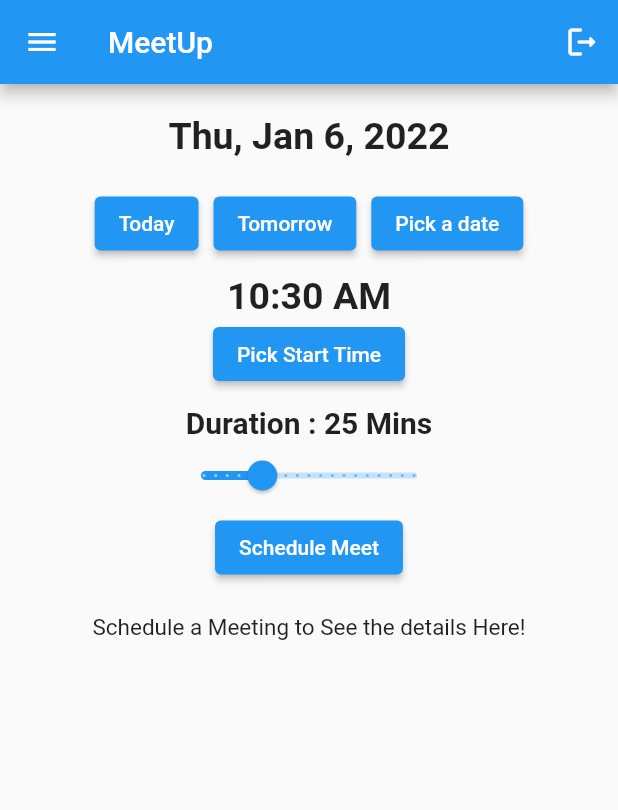
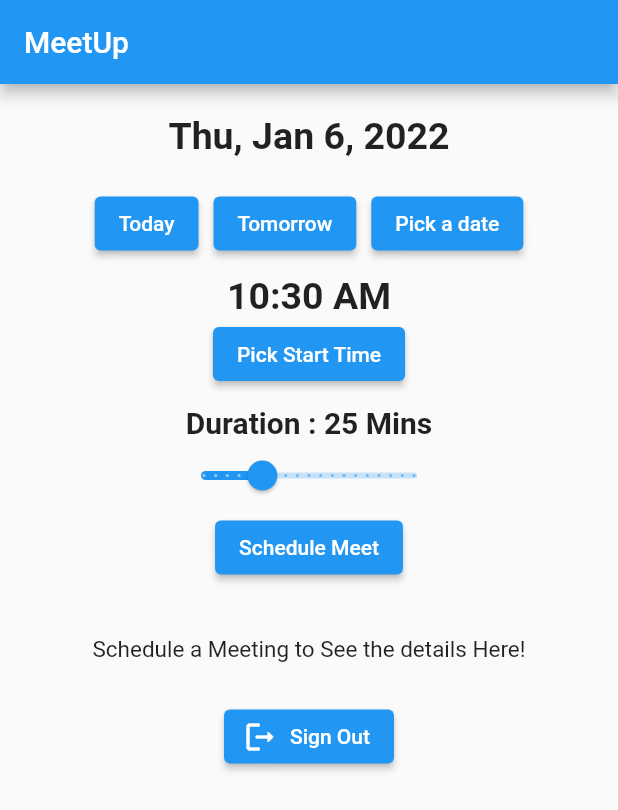
Before and after one commit to TVSSSRIPAD/meetup, a Flutter app: the screen it shows after launch, after a tap on "Schedule Meet", on a phone screen of 412 x 824 dp. Shown: the top 810 px of the screen. Run offline on Flutter 3.47's test engine with Material 2 defaults, Android fonts, the phone set to English and light mode, and no system bars; our stand-ins replace flutter_secure_storage, googleapis_auth, share_plus; missing offline and left inert: googleapis.

Commit message:
code refactored. app working

```diff
--- a/lib/GoogleCalendar.dart
+++ /dev/null
@@ -1,159 +0,0 @@
-import 'dart:developer';
-import 'dart:io';
-
-import 'package:flutter_secure_storage/flutter_secure_storage.dart';
-import 'package:googleapis/people/v1.dart' as People;
-import 'package:googleapis_auth/auth_io.dart';
-import 'package:googleapis/calendar/v3.dart';
-import 'package:url_launcher/url_launcher.dart';
-import 'package:http/http.dart' as http;
-
-class GoogleCalendar {
-  static const _scopes = [
-    CalendarApi.calendarScope,
-    People.PeopleServiceApi.userinfoProfileScope
-  ];
-  ClientId? _credentials;
-  final storage = const FlutterSecureStorage();
-
-  Future<Event> scheduleMeet(DateTime startTime, DateTime endTime) async {
-    log('scheduleMeet is called');
-
-    if (Platform.isAndroid) {
-      _credentials = ClientId(
-          "753116283299-6ha4kn8jtgh0sq39vevkdkpomo78ihia.apps.googleusercontent.com",
-          "");
-    } else if (Platform.isIOS) {
-      _credentials = ClientId("secure-key");
-    }
-
-    Event event = Event(); // Create object of event
-    event.summary = "GMeet by MeetUp"; //Setting summary of object
-
-    EventDateTime start = EventDateTime(); //Setting start time
-    start.dateTime = startTime;
-    start.timeZone = "GMT+05:30";
-    event.start = start;
-
-    EventDateTime end = EventDateTime(); //setting end time
-    end.timeZone = "GMT+05:30";
-    end.dateTime = endTime;
-    event.end = end;
-    event.conferenceData = ConferenceData(
-        createRequest: CreateConferenceRequest(
-            requestId: "zzz",
-            conferenceSolutionKey:
-                ConferenceSolutionKey(type: "hangoutsMeet")));
-    event.description = "Default MeetUp description";
-    event.attendeesOmitted = true;
-    Event eve = await insertEvent(event);
-    //.then((eve) {
-    //   print('hh');
-    print(eve);
-    return eve;
-    // }
-    // );
-  }
-
-  Future<Event> insertEvent(event) async {
-    log('insertEvent called');
-    // Read value
-    String? type = await storage.read(key: "accessTokenType");
-    String? data = await storage.read(key: "accessTokenData");
-    String? expiry = await storage.read(key: "accessTokenExpiry");
-    String? refresh = await storage.read(key: "refreshToken");
-    AuthClient client;
-    print(data);
-    print(expiry);
-    if (type != null) {
-      print('type not null');
-      AccessCredentials _newCredentials = AccessCredentials(
-          AccessToken(type, data!, DateTime.parse(expiry!)), refresh, _scopes);
-
-      var _newClient = http.Client();
-      AccessCredentials _accessCredentials =
-          await refreshCredentials(_credentials!, _newCredentials, _newClient);
-      client = authenticatedClient(_newClient, _accessCredentials);
-      try {
-        // client = await clientViaUserConsent(_credentials!, _scopes, prompt);
-
-        // .then((AuthClient client) {
-        var calendar = CalendarApi(client);
-        await storage.write(
-            key: "accessTokenType", value: client.credentials.accessToken.type);
-        await storage.write(
-            key: "accessTokenData", value: client.credentials.accessToken.data);
-        await storage.write(
-            key: "accessTokenExpiry",
-            value: client.credentials.accessToken.expiry.toString());
-        await storage.write(key: "idToken", value: client.credentials.idToken);
-        await storage.write(
-            key: "refreshToken", value: client.credentials.refreshToken);
-        String calendarId = "primary";
-        print('ss');
-        People.Person person = await People.PeopleServiceApi(client)
-            .people
-            .get("people/me", personFields: "names,emailAddresses");
-        // person.people.get("me",personFields: "person.names");
-        print(person.names![0].displayName);
-        print(person.names![0].toString());
-        print(person.names![0].displayNameLastFirst);
-        // print(person.emailAddresses);
-        // print(person.emailAddresses![0].value);
-        print('so');
-        Event eve = await calendar.events
-            .insert(event, calendarId, conferenceDataVersion: 1);
-        print(eve.status);
-        print(eve.hangoutLink);
-        return eve;
-      } catch (e) {
-        throw ('Error creating event $e');
-      }
-    } else {
-      try {
-        print(_credentials);
-        client = await clientViaUserConsent(_credentials!, _scopes, prompt);
-
-        // .then((AuthClient client) {
-        var calendar = CalendarApi(client);
-        await storage.write(
-            key: "accessTokenType", value: client.credentials.accessToken.type);
-        await storage.write(
-            key: "accessTokenData", value: client.credentials.accessToken.data);
-        await storage.write(
-            key: "accessTokenExpiry",
-            value: client.credentials.accessToken.expiry.toString());
-        await storage.write(key: "idToken", value: client.credentials.idToken);
-        await storage.write(
-            key: "refreshToken", value: client.credentials.refreshToken);
-        String calendarId = "primary";
-        print('ss');
-        People.Person person = await People.PeopleServiceApi(client)
-            .people
-            .get("people/me", personFields: "names,emailAddresses");
-        // person.people.get("me",personFields: "person.names");
-        print(person.names![0].displayName);
-        print(person.names![0].toString());
-        print(person.names![0].displayNameLastFirst);
-        // print(person.emailAddresses);
-        // print(person.emailAddresses![0].value);
-        print('so');
-        Event eve = await calendar.events
-            .insert(event, calendarId, conferenceDataVersion: 1);
-        print(eve.status);
-        print(eve.hangoutLink);
-        return eve;
-      } catch (e) {
-        throw ('Error creating event $e');
-      }
-    }
-  }
-
-  void prompt(String url) async {
-    if (await canLaunch(url)) {
-      await launch(url);
-    } else {
-      throw 'Could not launch $url';
-    }
-  }
-}
--- /dev/null
+++ b/lib/auth.dart
@@ -0,0 +1,108 @@
+import 'dart:developer';
+import 'dart:io';
+
+import 'package:flutter_secure_storage/flutter_secure_storage.dart';
+import 'package:googleapis/people/v1.dart' as People;
+import 'package:googleapis_auth/auth_io.dart';
+import 'package:googleapis/calendar/v3.dart';
+import 'package:url_launcher/url_launcher.dart';
+import 'package:http/http.dart' as http;
+
+class Auth {
+  static const _scopes = [
+    CalendarApi.calendarScope,
+    People.PeopleServiceApi.userinfoProfileScope
+  ];
+  ClientId? _clientId;
+  final storage = const FlutterSecureStorage();
+  final _newClient = http.Client();
+
+  Auth() {
+    if (Platform.isAndroid) {
+      _clientId = ClientId(
+          "753116283299-6ha4kn8jtgh0sq39vevkdkpomo78ihia.apps.googleusercontent.com",
+          "");
+    } else if (Platform.isIOS) {
+      _clientId = ClientId("secure-key", "");
+    }
+  }
+
+  Future<String?> getLatestUserName(AuthClient client) async {
+    People.Person person = await People.PeopleServiceApi(client)
+        .people
+        .get("people/me", personFields: "names");
+    print(person.names![0].displayName);
+    // print(person.names![0].toString());
+    // print(person.names![0].displayNameLastFirst);
+    List<People.Name>? list = person.names;
+
+    return list![0].displayName;
+  }
+
+  Future<String?> getUserNameFromStorage() async {
+    return await storage.read(key: "userName");
+  }
+
+  void writeUserNameToStorage(String? userName) async {
+    await storage.write(key: "userName", value: userName);
+  }
+
+  Future<AccessCredentials> getMyAccessCredentialsFromStorage() async {
+    String? type = await storage.read(key: "accessTokenType");
+    String? data = await storage.read(key: "accessTokenData");
+    String? expiry = await storage.read(key: "accessTokenExpiry");
+    String? refresh = await storage.read(key: "refreshToken");
+    return AccessCredentials(
+        AccessToken(type!, data!, DateTime.parse(expiry!)), refresh, _scopes);
+  }
+
+  void writeMyCredentials(AccessCredentials credentials) async {
+    await storage.write(
+        key: "accessTokenType", value: credentials.accessToken.type);
+    await storage.write(
+        key: "accessTokenData", value: credentials.accessToken.data);
+    await storage.write(
+        key: "accessTokenExpiry",
+        value: credentials.accessToken.expiry.toString());
+    await storage.write(key: "idToken", value: credentials.idToken);
+    await storage.write(key: "refreshToken", value: credentials.refreshToken);
+
+    await storage.write(key: "tokensExist", value: 'true');
+  }
+
+  Future<AuthClient> getClient() async {
+    String? tokensExist = await storage.read(key: "tokensExist");
+    if (tokensExist != null && tokensExist == 'true') {
+      // print('type not null');
+      AccessCredentials _credentials =
+          await getMyAccessCredentialsFromStorage();
+
+      if (_credentials.accessToken.hasExpired) {
+        _credentials =
+            await refreshCredentials(_clientId!, _credentials, _newClient);
+        writeMyCredentials(_credentials);
+      }
+
+      return authenticatedClient(_newClient, _credentials);
+    } else {
+      AuthClient temp = await clientViaUserConsent(_clientId!, _scopes, prompt);
+      String? userName = await getLatestUserName(temp);
+      writeMyCredentials(temp.credentials);
+      writeUserNameToStorage(userName);
+      return temp;
+    }
+  }
+
+  void signOut() async {
+// Delete all
+    await storage.deleteAll();
+  }
+
+  void prompt(String url) async {
+    if (await canLaunch(url)) {
+      await launch(url);
+    } else {
+      throw 'Could not launch $url';
+    }
+  }
+}
--- /dev/null
+++ b/lib/google_calendar.dart
@@ -0,0 +1,46 @@
+import 'package:googleapis_auth/auth_io.dart';
+import 'package:googleapis/calendar/v3.dart';
+import 'package:meetup/auth.dart';
+
+class GoogleCalendar {
+  Auth auth = Auth();
+
+  Future<Event> scheduleMeet(DateTime startTime, DateTime endTime) async {
+    Event event = Event(); // Create object of event
+    event.summary = "GMeet by MeetUp"; //Setting summary of object
+
+    EventDateTime start = EventDateTime(); //Setting start time
+    start.dateTime = startTime;
+    start.timeZone = "GMT+05:30";
+    event.start = start;
+
+    EventDateTime end = EventDateTime(); //setting end time
+    end.timeZone = "GMT+05:30";
+    end.dateTime = endTime;
+    event.end = end;
+    event.conferenceData = ConferenceData(
+        createRequest: CreateConferenceRequest(
+            requestId: "zzz",
+            conferenceSolutionKey:
+                ConferenceSolutionKey(type: "hangoutsMeet")));
+    event.description = "";
+    event.attendeesOmitted = true;
+    Event insertedEvent = await insertEvent(event);
+    print(insertedEvent);
+    return insertedEvent;
+  }
+
+  Future<Event> insertEvent(Event event) async {
+    AuthClient client = await auth.getClient();
+
+    var calendar = CalendarApi(client);
+    String calendarId = "primary";
+
+    Event insertedEvent = await calendar.events
+        .insert(event, calendarId, conferenceDataVersion: 1);
+    print(insertedEvent.status);
+    print(insertedEvent.hangoutLink);
+    insertedEvent.creator!.displayName = await auth.getUserNameFromStorage();
+    return insertedEvent;
+  }
+}
--- a/lib/main.dart
+++ b/lib/main.dart
@@ -4,7 +4,7 @@ import 'dart:math';
 
 import 'package:flutter/material.dart';
 import 'package:googleapis/calendar/v3.dart';
-import 'package:meetup/GoogleCalendar.dart';
+import 'package:meetup/google_calendar.dart';
 import 'dart:async';
 import 'package:path_provider/path_provider.dart';
 import 'package:share_plus/share_plus.dart';
@@ -88,9 +88,14 @@ class MyHomePage extends StatefulWidget {
 class _MyHomePageState extends State<MyHomePage> {
   DateTime selectedDate = DateTime.now();
   TimeOfDay selectedTime = TimeOfDay.now();
+  DateTime lastDate = DateTime.now();
+  TimeOfDay lastTime = TimeOfDay.now();
+
   double duration = 25;
+  double lastDuration = 25;
   String meetLink = '';
   String myICSFilePath = '';
+
   List<String> days = ["Sun", "Mon", "Tue", "Wed", "Thu", "Fri", "Sat"];
   List<String> mon = [
     "Dec",
@@ -214,7 +219,7 @@ SUMMARY:${event.summary}
 DTSTAMP:${formatUTCDateForICS(DateTime.now().toUtc())}
 DTSTART:${formatUTCDateForICS(event.start!.dateTime)}
 DTEND:${formatUTCDateForICS(event.end!.dateTime)}
-DESCRIPTION:${event.description}~:::::::::::::::::::::::::::::::::::::::::::~
+DESCRIPTION:~:::::::::::::::::::::::::::::::::::::::::::~
  Do not edit this section of the description.
  This event has a video call. Join: ${event.hangoutLink}
 URL:${event.hangoutLink}
@@ -243,9 +248,14 @@ END:VCALENDAR''';
     Event event = await widget.googleCalendar.scheduleMeet(startTime, endTime);
     // print('here');
     print('${event.hangoutLink} from main');
+
     setState(() {
       meetLink = event.hangoutLink!;
+      lastDate = selectedDate;
+      lastTime = selectedTime;
+      lastDuration = duration;
     });
+
     String ics = getICSFromEvent(event);
     print(ics);
 
@@ -254,28 +264,63 @@ END:VCALENDAR''';
     // widget.storage.readMyFile();
   }
 
+  Widget getWidget(BuildContext context) {
+    void _handleShare() async {
+      print(myICSFilePath);
+      await Share.shareFiles([myICSFilePath], text: 'Invite Others');
+    }
+
+    if (meetLink != null && meetLink != '') {
+      return Container(
+        child: Column(
+          children: [
+            const Text('Your last meeting details are:\n '),
+            Text(
+              'Date:- ' + getFormatedDate(lastDate),
+              style: const TextStyle(fontSize: 15),
+            ),
+            Text(
+              'Time:- ' + lastTime.format(context),
+              style: const TextStyle(fontSize: 15),
+            ),
+            Text(
+              'Duration : ${getSliderLabel()}',
+              style: const TextStyle(fontSize: 15),
+            ),
+            Text(
+              'Link:\n $meetLink',
+              style: const TextStyle(fontSize: 15),
+            ),
+            ElevatedButton.icon(
+              icon: const Icon(Icons.share),
+              label: const Text('Share Invite'),
+              onPressed: () => _handleShare(),
+            )
+          ],
+        ),
+      );
+    } else {
+      return Container(
+        child: Column(
+          children: const [
+            SizedBox(
+              height: 10,
+            ),
+            Text(
+              'Schedule a Meeting to See the details Here!',
+              style: TextStyle(fontSize: 15),
+            ),
+          ],
+        ),
+      );
+    }
+  }
+
   @override
   Widget build(BuildContext context) {
     return Scaffold(
       appBar: AppBar(
         title: Text(widget.title),
-        leading: GestureDetector(
-          onTap: () {/* Write listener code here */},
-          child: const Icon(
-            Icons.menu, // add custom icons also
-          ),
-        ),
-        actions: <Widget>[
-          IconButton(
-            icon: const Icon(
-              Icons.logout_rounded,
-              color: colorr.Colors.white,
-            ),
-            onPressed: () {
-              // do something
-            },
-          )
-        ],
       ),
       body: Row(
         mainAxisAlignment: MainAxisAlignment.center,
@@ -351,9 +396,22 @@ END:VCALENDAR''';
                 onPressed: () => _createEvent(),
               ),
               const SizedBox(
-                height: 10,
+                height: 25,
               ),
-              getWidget(myICSFilePath, meetLink),
+              getWidget(context),
+              const SizedBox(
+                height: 25,
+              ),
+              ElevatedButton.icon(
+                icon: const Icon(
+                  Icons.logout_rounded,
+                  color: colorr.Colors.white,
+                ),
+                onPressed: () {
+                  // do something
+                },
+                label: const Text('Sign Out'),
+              )
             ],
           ),
         ],
@@ -361,42 +419,3 @@ END:VCALENDAR''';
     );
   }
 }
-
-Widget getWidget(String myPath, String meetLink) {
-  void _handleShare() async {
-    print(myPath);
-    await Share.shareFiles([myPath], text: 'Invite Others');
-  }
-
-  if (meetLink != null && meetLink != '') {
-    return Container(
-      child: Column(
-        children: [
-          Text(
-            ' $meetLink',
-            style: const TextStyle(fontSize: 15, fontWeight: FontWeight.bold),
-          ),
-          ElevatedButton.icon(
-            icon: const Icon(Icons.share),
-            label: const Text('Share Invite'),
-            onPressed: () => _handleShare(),
-          )
-        ],
-      ),
-    );
-  } else {
-    return Container(
-      child: Column(
-        children: const [
-          SizedBox(
-            height: 10,
-          ),
-          Text(
-            'Schedule a Meeting to See the details Here!',
-            style: TextStyle(fontSize: 15),
-          ),
-        ],
-      ),
-    );
-  }
-}
```
